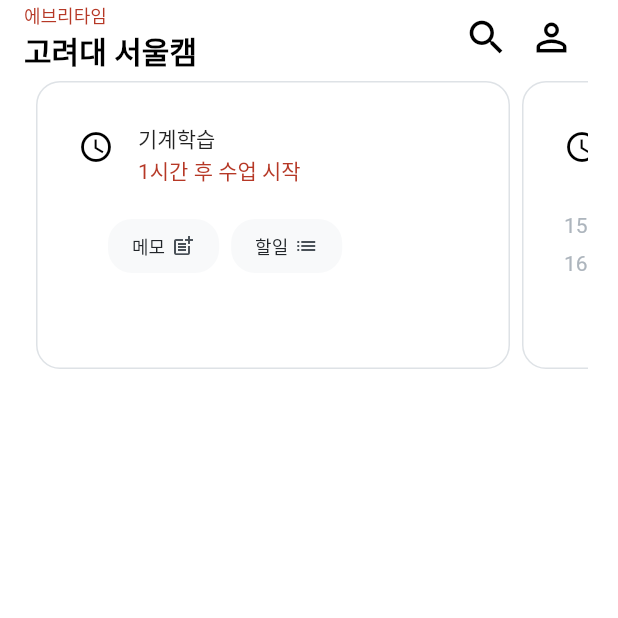
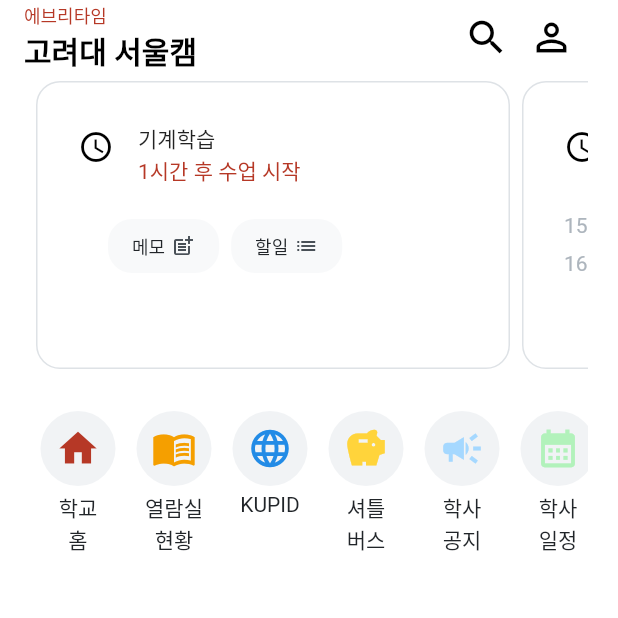
Before and after one commit to mobius29/everytime-clonecoding-flutter, a Flutter app: the screen it shows after launch, on a phone screen of 412 x 824 dp, the top half of it. Run offline on Flutter 3.47's test engine with Material 2 defaults, Android fonts, the phone set to English and light mode, and no system bars.

Commit message:
feat: make link button list

```diff
--- a/lib/screens/home_screen.dart
+++ b/lib/screens/home_screen.dart
@@ -1,5 +1,6 @@
 import 'package:everytime_flutter/widgets/home/appbar.dart';
 import 'package:everytime_flutter/widgets/home/card_list.dart';
+import 'package:everytime_flutter/widgets/home/link_list.dart';
 import 'package:flutter/material.dart';
 
 class HomeScreen extends StatelessWidget {
@@ -9,10 +10,14 @@
   Widget build(BuildContext context) {
     return const Scaffold(
       appBar: HomeAppBar(),
-      body: Column(
-        children: [
-          CardList(),
-        ],
+      body: SizedBox(
+        width: double.infinity,
+        child: Column(
+          children: [
+            CardList(),
+            LinkList(),
+          ],
+        ),
       ),
     );
   }
--- a/lib/theme.dart
+++ b/lib/theme.dart
@@ -31,15 +31,15 @@
   static const ColorScheme lightColorScheme = ColorScheme(
     primary: CustomColors.red,
     primaryContainer: CustomColors.red,
-    secondary: CustomColors.blue,
-    secondaryContainer: CustomColors.blue,
+    secondary: CustomColors.blue40,
+    secondaryContainer: CustomColors.blue40,
     background: CustomColors.white,
     surface: CustomColors.gray20,
     onBackground: CustomColors.white,
     error: _lightFillColor,
     onError: _lightFillColor,
     onPrimary: _lightFillColor,
-    onSecondary: CustomColors.blue,
+    onSecondary: CustomColors.blue40,
     onSurface: CustomColors.gray20,
     brightness: Brightness.light,
   );
--- a/lib/themes/color.dart
+++ b/lib/themes/color.dart
@@ -2,9 +2,44 @@
 
 class CustomColors {
   static const Color red = Color(0xFFB63826);
-  static const Color blue = Color(0xFF5DABB5);
   static const Color white = Color(0xFFFFFFFF);
   static const Color black = Color(0xFF000000);
+
+  // blue
+  static const Color blue0 = Color(0xFFE7F5FF);
+  static const Color blue10 = Color(0xFFD0EBFF);
+  static const Color blue20 = Color(0xFFA5D8FF);
+  static const Color blue30 = Color(0xFF74C0FC);
+  static const Color blue40 = Color(0xFF4DABF7);
+  static const Color blue50 = Color(0xFF339AF0);
+  static const Color blue60 = Color(0xFF228BE6);
+  static const Color blue70 = Color(0xFF1C7ED6);
+  static const Color blue80 = Color(0xFF1971C2);
+  static const Color blue90 = Color(0xFF1864AB);
+
+  // yellow
+  static const Color yellow0 = Color(0xFFFFF9DB);
+  static const Color yellow10 = Color(0xFFFFF3BF);
+  static const Color yellow20 = Color(0xFFFFEC99);
+  static const Color yellow30 = Color(0xFFFFE066);
+  static const Color yellow40 = Color(0xFFFFD43B);
+  static const Color yellow50 = Color(0xFFFFC419);
+  static const Color yellow60 = Color(0xFFFAB005);
+  static const Color yellow70 = Color(0xFFF59F00);
+  static const Color yellow80 = Color(0xFFF08C08);
+  static const Color yellow90 = Color(0xFFE67700);
+
+  // green
+  static const Color green0 = Color(0xFFEBFBEE);
+  static const Color green10 = Color(0xFFD3F9D8);
+  static const Color green20 = Color(0xFFB2F2BB);
+  static const Color green30 = Color(0xFF8CE99A);
+  static const Color green40 = Color(0xFF69DB7C);
+  static const Color green50 = Color(0xFF51CF66);
+  static const Color green60 = Color(0xFF40C057);
+  static const Color green70 = Color(0xFF37B24D);
+  static const Color green80 = Color(0xFF2F9E44);
+  static const Color green90 = Color(0xFF2B8A3E);
 
   // gray
   static const Color gray0 = Color(0xFFF8F9FA);
--- /dev/null
+++ b/lib/widgets/home/link/link_button.dart
@@ -0,0 +1,42 @@
+import 'package:everytime_flutter/themes/color.dart';
+import 'package:flutter/material.dart';
+
+class LinkButton extends StatelessWidget {
+  final String text;
+  final IconData iconData;
+  final Color iconColor;
+
+  const LinkButton({
+    Key? key,
+    required this.text,
+    required this.iconData,
+    required this.iconColor,
+  }) : super(key: key);
+
+  @override
+  Widget build(BuildContext context) {
+    return Column(
+      children: [
+        ElevatedButton(
+          onPressed: () => {},
+          style: ElevatedButton.styleFrom(
+            elevation: 0,
+            fixedSize: const Size(50, 50),
+            shape: const CircleBorder(),
+            backgroundColor: CustomColors.gray10,
+          ),
+          child: Icon(iconData, color: iconColor, size: 30),
+        ),
+        const SizedBox(height: 4),
+        Text(
+          text,
+          style: const TextStyle(
+            fontSize: 14,
+            color: CustomColors.gray90,
+          ),
+          textAlign: TextAlign.center,
+        ),
+      ],
+    );
+  }
+}
--- /dev/null
+++ b/lib/widgets/home/link_list.dart
@@ -0,0 +1,83 @@
+import 'package:everytime_flutter/themes/color.dart';
+import 'package:everytime_flutter/widgets/home/link/link_button.dart';
+import 'package:flutter/material.dart';
+
+class LinkItem {
+  final String text;
+  final IconData iconData;
+  final Color iconColor;
+
+  const LinkItem({
+    required this.text,
+    required this.iconData,
+    required this.iconColor,
+  });
+}
+
+class LinkList extends StatelessWidget {
+  const LinkList({
+    Key? key,
+  }) : super(key: key);
+
+  static const List<LinkItem> items = [
+    LinkItem(
+      text: "학교\n홈",
+      iconData: Icons.home,
+      iconColor: CustomColors.red,
+    ),
+    LinkItem(
+      text: "열람실\n현황",
+      iconData: Icons.menu_book,
+      iconColor: CustomColors.yellow70,
+    ),
+    LinkItem(
+      text: "KUPID",
+      iconData: Icons.language,
+      iconColor: CustomColors.blue60,
+    ),
+    LinkItem(
+      text: "셔틀\n버스",
+      iconData: Icons.savings,
+      iconColor: CustomColors.yellow40,
+    ),
+    LinkItem(
+      text: "학사\n공지",
+      iconData: Icons.campaign,
+      iconColor: CustomColors.blue20,
+    ),
+    LinkItem(
+      text: "학사\n일정",
+      iconData: Icons.calendar_month,
+      iconColor: CustomColors.green20,
+    ),
+    LinkItem(
+      text: "도서관",
+      iconData: Icons.menu_book,
+      iconColor: CustomColors.yellow20,
+    ),
+    LinkItem(
+      text: "웹메일",
+      iconData: Icons.language,
+      iconColor: CustomColors.blue60,
+    ),
+  ];
+
+  @override
+  Widget build(BuildContext context) {
+    return Container(
+      margin: const EdgeInsets.symmetric(vertical: 24),
+      padding: const EdgeInsets.symmetric(horizontal: 20),
+      height: 100,
+      child: ListView(
+          scrollDirection: Axis.horizontal,
+          shrinkWrap: true,
+          children: items
+              .map((item) => LinkButton(
+                    text: item.text,
+                    iconData: item.iconData,
+                    iconColor: item.iconColor,
+                  ))
+              .toList()),
+    );
+  }
+}
```
